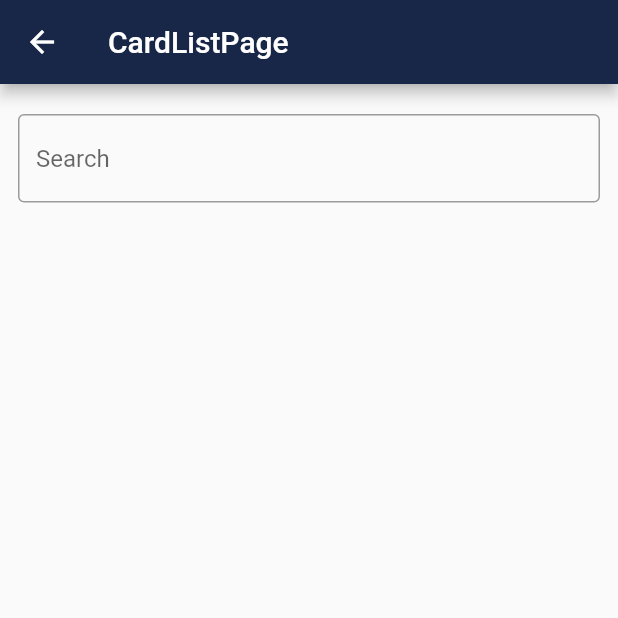
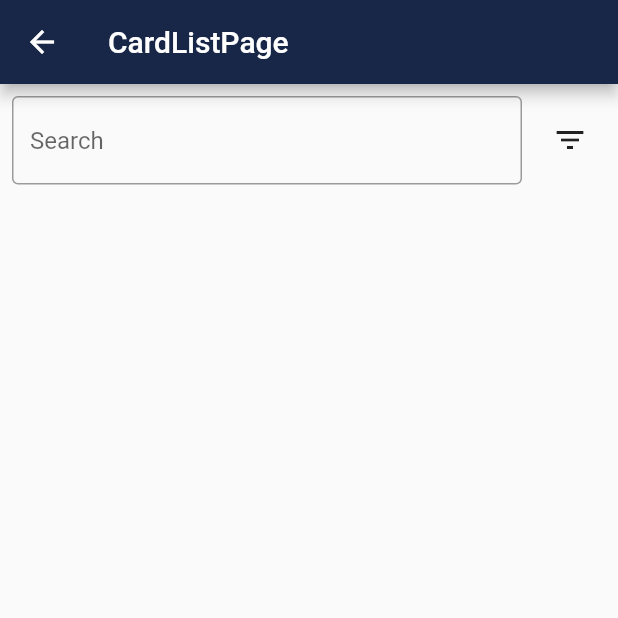
Before and after one commit to WilliamGroc/paytowin, a Flutter app: the CardListPage screen opened by its route, on a phone screen of 412 x 824 dp, the top half of it. Run offline on Flutter 3.47's test engine with Material 2 defaults, Android fonts, the phone set to English and light mode, and no system bars; our stand-ins replace get, getwidget; network calls fail; statements that could not run were skipped.

Commit message:
Add color filter

```diff
--- a/lib/app/modules/cardList/cardList.dart
+++ b/lib/app/modules/cardList/cardList.dart
@@ -1,6 +1,7 @@
 import 'package:flutter/material.dart';
 import 'package:get/get.dart';
-import 'package:paytowin/app/core/components/searchBar.dart';
+import 'package:paytowin/app/modules/cardList/components/searchBar.dart';
+import 'components/filters/cardFilterModal.dart';
 import 'components/cardTile.dart';
 import 'controller.dart';
 
@@ -16,13 +17,28 @@ class CardListPage extends GetView<CardListController> {
                     child: Column(
               children: [
                 Container(
-                    padding: const EdgeInsets.symmetric(vertical: 8),
-                    child: SearchBar(
-                      onChange: (value) => this.controller.filter = value,
+                    padding: const EdgeInsets.all(8),
+                    child: Flex(
+                      direction: Axis.horizontal,
+                      children: [
+                        Expanded(
+                          child: SearchBar(
+                            onChange: (value) => this.controller.filterSearch = value,
+                          ),
+                        ),
+                        Container(
+                          padding: const EdgeInsets.fromLTRB(8, 0, 0, 0),
+                          child: CardFilterModal(),
+                        )
+                      ],
                     )),
                 Wrap(
                   direction: Axis.horizontal,
-                  children: this.controller.cards.map((card) => CardTile(cardData: card)).toList(),
+                  children: this
+                      .controller
+                      .cards
+                      .map((card) => CardTile(cardData: card))
+                      .toList(),
                 ),
               ],
             )))));
--- /dev/null
+++ b/lib/app/modules/cardList/components/filters/cardFilterModal.dart
@@ -0,0 +1,21 @@
+import 'package:flutter/cupertino.dart';
+import 'package:flutter/material.dart';
+
+import 'cardFilters.dart';
+
+class CardFilterModal extends StatelessWidget {
+  @override
+  Widget build(BuildContext context) {
+    return IconButton(
+        icon: const Icon(Icons.filter_list),
+        onPressed: () {
+          showDialog(
+              context: context,
+              builder: (BuildContext dialogContext) => Dialog(
+                  child: CardFilter(
+                      onClose: () {
+                        Navigator.pop(dialogContext);
+                      })));
+        });
+  }
+}
--- /dev/null
+++ b/lib/app/modules/cardList/components/filters/filterModel.dart
@@ -0,0 +1,8 @@
+import 'package:paytowin/app/data/model/cardColor.dart';
+
+class FilterModel {
+  List<CardColors> colors;
+  String search;
+
+  FilterModel({required this.colors, required this.search});
+}
--- a/lib/app/core/components/searchBar.dart
+++ b/lib/app/modules/cardList/components/searchBar.dart
@@ -1,16 +1,14 @@
 import 'package:flutter/material.dart';
 
 class SearchBar extends StatelessWidget{
-
   final Function onChange;
 
-  SearchBar({required this.onChange});
+  const SearchBar({required this.onChange});
 
   @override
   Widget build(BuildContext context) {
-    return Container(
+    return SizedBox(
       width: MediaQuery.of(context).size.width,
-      padding: const EdgeInsets.all(12),
       child: TextField(
         onChanged: (value) => this.onChange(value),
         decoration:  const InputDecoration(
--- a/lib/app/modules/cardList/controller.dart
+++ b/lib/app/modules/cardList/controller.dart
@@ -1,15 +1,23 @@
 import 'package:get/get.dart';
+import 'package:paytowin/app/data/model/card.dart';
+import 'package:paytowin/app/data/model/cardColor.dart';
 import 'package:paytowin/app/data/services/cardService.dart';
-
-import '../../data/model/card.dart';
+import 'package:paytowin/app/modules/cardList/components/filters/filterModel.dart';
 
 class CardListController extends GetxController {
   final _cards = <CardModel>[].obs;
-  final _filter = ''.obs;
+  final _filter = FilterModel(colors: [], search: '').obs;
 
   List<CardModel> get cards => [
-        ..._cards
-            .where((p0) => (p0.name?.toLowerCase().contains(this._filter.value.toLowerCase()) ?? false))
+        ..._cards.where((card) =>
+            this._filter.value.colors.isEmpty ||
+            (card.colors?.any((element) =>
+                        this._filter.value.colors.contains(element)) ??
+                    false) &&
+                (card.name
+                        ?.toLowerCase()
+                        .contains(this._filter.value.search.toLowerCase()) ??
+                    false))
       ];
 
   final CardRepository repository;
@@ -22,7 +30,15 @@ class CardListController extends GetxController {
     super.onInit();
   }
 
-  set filter(String value){
-    this._filter.value = value;
+  set filterSearch(String value) {
+    this._filter.value =
+        FilterModel(colors: this._filter.value.colors, search: value);
   }
+
+  set filterColors(List<CardColors> value) {
+    this._filter.value =
+        FilterModel(colors: value, search: this._filter.value.search);
+  }
+
+  FilterModel get filters => this._filter.value;
 }
```
Also changed, not shown: lib/app/modules/cardList/components/filters/cardFilters.dart (added, +107 -0 lines).
